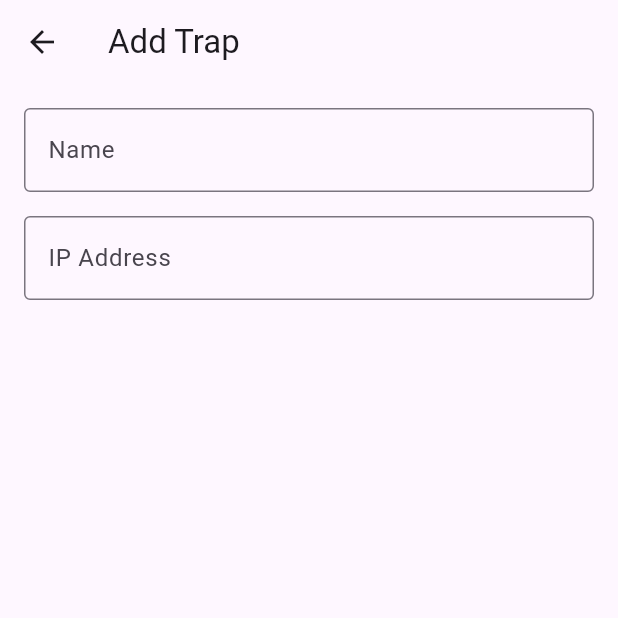
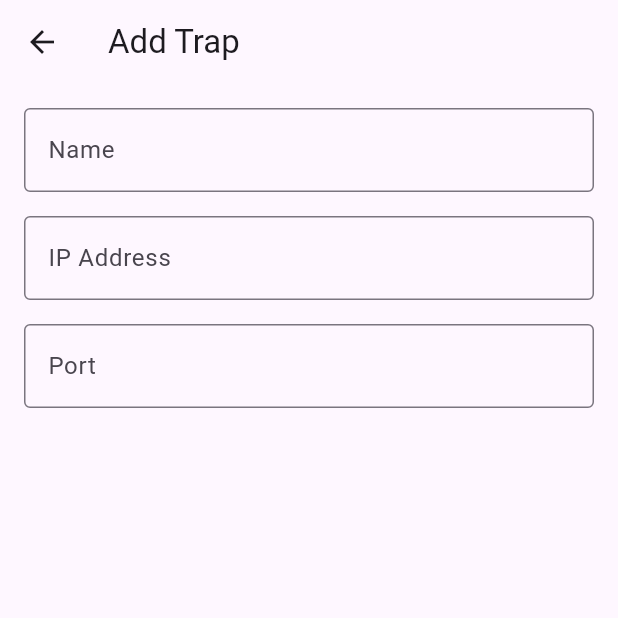
Before and after one commit to SoloQueueTrash/Mouse_Trap, a Flutter app: the AddTrapScreen screen opened directly, on a phone screen of 412 x 824 dp, the top half of it. Run offline on Flutter 3.47's test engine with Material 2 defaults, Android fonts, the phone set to English and light mode, and no system bars; our stand-ins replace firebase_core, firebase_messaging, shared_preferences; accounts and stored records are empty.

Commit message:
New trap form port field.

```diff
--- a/app/lib/add_trap.dart
+++ b/app/lib/add_trap.dart
@@ -9,6 +9,7 @@ class _AddTrapScreenState extends State<AddTrapScreen> {
   final _formKey = GlobalKey<FormState>();
   final _nameController = TextEditingController();
   final _ipController = TextEditingController();
+  final _portController = TextEditingController();
 
   TextFormField _buildNameField() {
     return TextFormField(
@@ -42,10 +43,27 @@ class _AddTrapScreenState extends State<AddTrapScreen> {
     );
   }
 
+  TextFormField _buildPortField() {
+    return TextFormField(
+      controller: _portController,
+      decoration: const InputDecoration(
+        labelText: 'Port',
+        border: OutlineInputBorder(),
+      ),
+      validator: (value) {
+        if (value == null || value.isEmpty) {
+          return 'Please enter a port';
+        }
+        return null;
+      },
+    );
+  }
+
   @override
   void dispose() {
     _nameController.dispose();
     _ipController.dispose();
+    _portController.dispose();
     super.dispose();
   }
 
@@ -61,6 +79,8 @@ class _AddTrapScreenState extends State<AddTrapScreen> {
             _buildNameField(),
             const SizedBox(height: 16),
             _buildIpField(),
+            const SizedBox(height: 16),
+            _buildPortField(),
           ],
         ),
       ),
```
